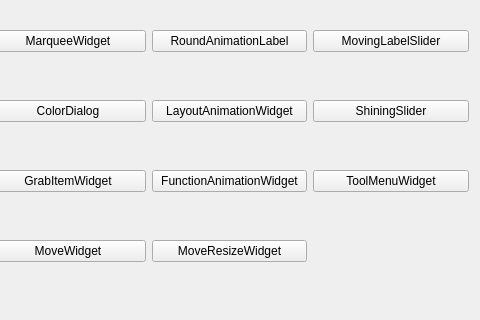
This is mainwindow.ui in Greedysky/TTKWidgetTools as Qt 5 draws it before an edit; both pictures show x 183 to 663 and y 93 to 413 of the 663 by 413 pixel window. The edited form follows.
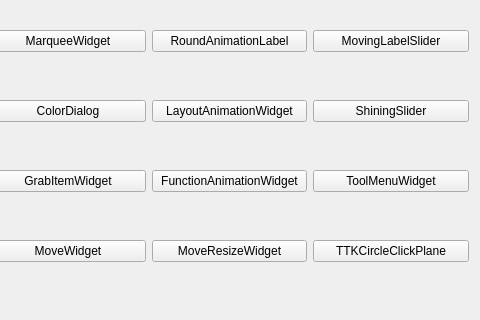
This is the edited form.

Commit message: Add circle click plane[394854]

```diff
--- a/mainwindow.ui
+++ b/mainwindow.ui
@@ -148,6 +148,13 @@
       </property>
      </widget>
     </item>
+    <item row="4" column="3">
+     <widget class="QPushButton" name="pushButton_19">
+      <property name="text">
+       <string>TTKCircleClickPlane</string>
+      </property>
+     </widget>
+    </item>
    </layout>
   </widget>
  </widget>
```
The commit also changes 10 other files.
